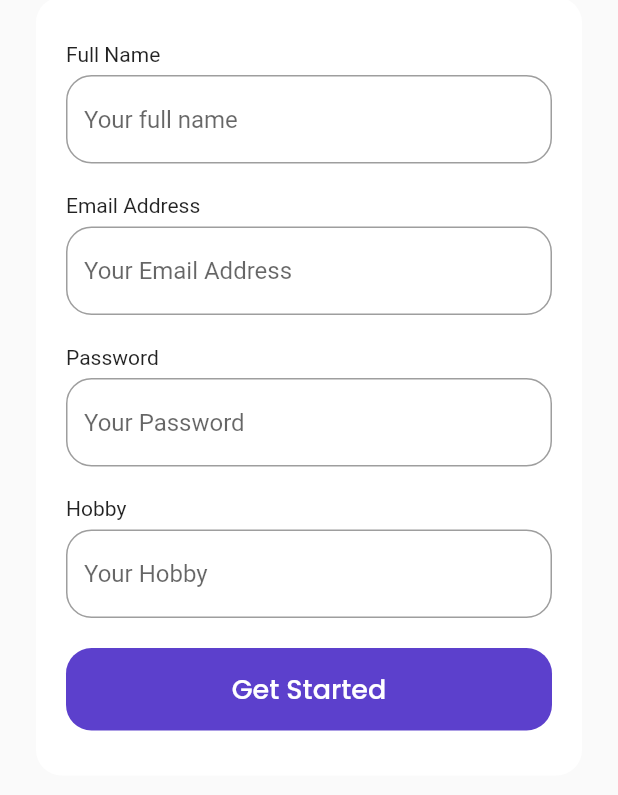
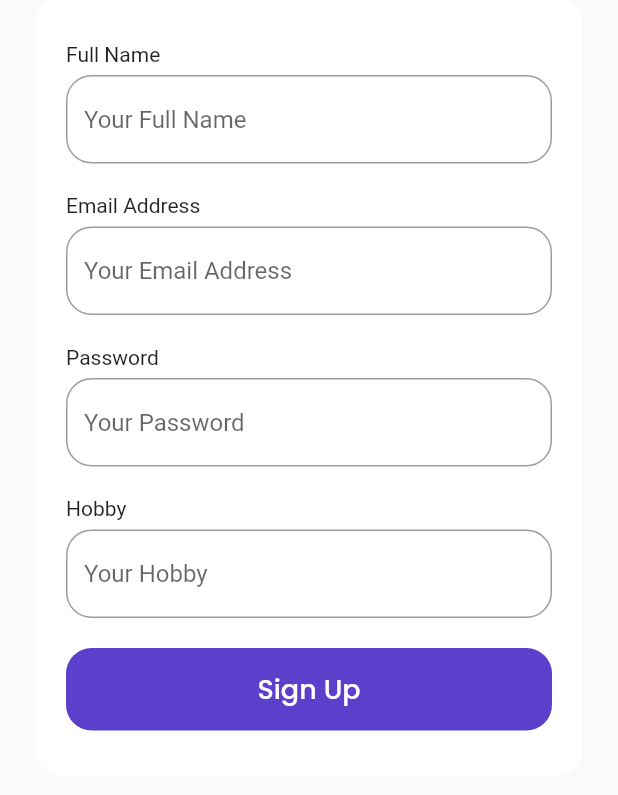
Before and after one commit to sudrajadsasmita/airplane, a Flutter app: the screen it shows after launch, after a tap on "Get Started", on a phone screen of 412 x 824 dp. Shown: the part 201-996 px from the top of the screen. Run offline on Flutter 3.47's test engine with Material 2 defaults, Android fonts, the phone set to English and light mode, and no system bars; our stand-ins replace google_fonts; missing offline and left inert: dart:ffi.

Commit message:
create custom widget

```diff
--- a/lib/ui/pages/BonusPage.dart
+++ b/lib/ui/pages/BonusPage.dart
@@ -1,5 +1,6 @@
 import 'package:flutter/material.dart';
 import '../../shared/theme.dart';
+import '../../widgets/CustomButton.dart';
 
 class BonusPage extends StatelessWidget {
   const BonusPage({Key? key}) : super(key: key);
@@ -116,26 +117,13 @@ class BonusPage extends StatelessWidget {
     }
 
     Widget startButton() {
-      return Container(
-        width: 220,
-        height: 55,
-        margin: const EdgeInsets.only(top: 50),
-        child: TextButton(
+      return CustomButton(
+          title: "Start Fly Now",
+          margin: const EdgeInsets.only(top: 50),
+          width: 220,
           onPressed: () {
             Navigator.pushNamed(context, "/main");
-          },
-          style: TextButton.styleFrom(
-            backgroundColor: kPrimaryColor,
-            shape: RoundedRectangleBorder(
-              borderRadius: BorderRadius.circular(defaultRadius),
-            ),
-          ),
-          child: Text(
-            "Start Fly Now",
-            style: whiteTextStyle.copyWith(fontSize: 18, fontWeight: medium),
-          ),
-        ),
-      );
+          });
     }
 
     return Scaffold(
--- a/lib/ui/pages/GetStartedPage.dart
+++ b/lib/ui/pages/GetStartedPage.dart
@@ -1,5 +1,6 @@
 import 'package:flutter/material.dart';
 import '../../shared/theme.dart';
+import '../../widgets/CustomButton.dart';
 
 class GetStartedPage extends StatelessWidget {
   const GetStartedPage({Key? key}) : super(key: key);
@@ -24,7 +25,7 @@ class GetStartedPage extends StatelessWidget {
               mainAxisAlignment: MainAxisAlignment.end,
               children: [
                 Text(
-                  "FLy like a Bird",
+                  "Fly like a Bird",
                   style: whiteTextStyle.copyWith(
                     fontSize: 32,
                     fontWeight: semiBold,
@@ -41,34 +42,13 @@ class GetStartedPage extends StatelessWidget {
                   ),
                   textAlign: TextAlign.center,
                 ),
-                Container(
+                CustomButton(
+                  title: "Get Started",
                   width: 220,
-                  height: 55,
-                  margin: const EdgeInsets.only(
-                    top: 50,
-                    bottom: 80,
-                  ),
-                  child: TextButton(
-                    onPressed: () {
-                      Navigator.pushNamed(
-                        context,
-                        "/sign-up",
-                      );
-                    },
-                    style: TextButton.styleFrom(
-                      backgroundColor: kPrimaryColor,
-                      shape: RoundedRectangleBorder(
-                        borderRadius: BorderRadius.circular(defaultRadius),
-                      ),
-                    ),
-                    child: Text(
-                      "Get Started",
-                      style: whiteTextStyle.copyWith(
-                        fontSize: 18,
-                        fontWeight: medium,
-                      ),
-                    ),
-                  ),
+                  margin: const EdgeInsets.only(top: 50, bottom: 80),
+                  onPressed: () {
+                    Navigator.pushNamed(context, "/sign-up");
+                  },
                 ),
               ],
             ),
--- a/lib/ui/pages/SignUpPage.dart
+++ b/lib/ui/pages/SignUpPage.dart
@@ -1,5 +1,7 @@
 import 'package:flutter/material.dart';
 import '../../shared/theme.dart';
+import '../../widgets/CustomButton.dart';
+import '../../widgets/CustomTextFeld.dart';
 
 class SignUpPage extends StatelessWidget {
   const SignUpPage({Key? key}) : super(key: key);
@@ -21,133 +23,44 @@ class SignUpPage extends StatelessWidget {
 
     Widget inputSection() {
       Widget nameInput() {
-        return Container(
-          margin: const EdgeInsets.only(bottom: 20),
-          child: Column(
-            crossAxisAlignment: CrossAxisAlignment.start,
-            children: [
-              const Text("Full Name"),
-              const SizedBox(height: 6),
-              TextFormField(
-                cursorColor: kBlackColor,
-                obscureText: true,
-                decoration: InputDecoration(
-                  hintText: "Your full name",
-                  border: OutlineInputBorder(
-                    borderRadius: BorderRadius.circular(defaultRadius),
-                  ),
-                  focusedBorder: OutlineInputBorder(
-                    borderRadius: BorderRadius.circular(defaultRadius),
-                    borderSide: BorderSide(color: kPrimaryColor),
-                  ),
-                ),
-              ),
-            ],
-          ),
+        return const CustomTextField(
+          title: "Full Name",
+          hint: "Your Full Name",
+          margin: EdgeInsets.only(bottom: 20),
         );
       }
 
       Widget emailInput() {
-        return Container(
-          margin: const EdgeInsets.only(bottom: 20),
-          child: Column(
-            crossAxisAlignment: CrossAxisAlignment.start,
-            children: [
-              const Text("Email Address"),
-              const SizedBox(height: 6),
-              TextFormField(
-                cursorColor: kBlackColor,
-                decoration: InputDecoration(
-                  hintText: "Your Email Address",
-                  border: OutlineInputBorder(
-                    borderRadius: BorderRadius.circular(defaultRadius),
-                  ),
-                  focusedBorder: OutlineInputBorder(
-                    borderRadius: BorderRadius.circular(defaultRadius),
-                    borderSide: BorderSide(color: kPrimaryColor),
-                  ),
-                ),
-              ),
-            ],
-          ),
+        return const CustomTextField(
+          title: "Email Address",
+          hint: "Your Email Address",
+          margin: EdgeInsets.only(bottom: 20),
         );
       }
 
       Widget passwordInput() {
-        return Container(
-          margin: const EdgeInsets.only(bottom: 20),
-          child: Column(
-            crossAxisAlignment: CrossAxisAlignment.start,
-            children: [
-              const Text("Password"),
-              const SizedBox(height: 6),
-              TextFormField(
-                cursorColor: kBlackColor,
-                obscureText: true,
-                decoration: InputDecoration(
-                  hintText: "Your Password",
-                  border: OutlineInputBorder(
-                    borderRadius: BorderRadius.circular(defaultRadius),
-                  ),
-                  focusedBorder: OutlineInputBorder(
-                    borderRadius: BorderRadius.circular(defaultRadius),
-                    borderSide: BorderSide(color: kPrimaryColor),
-                  ),
-                ),
-              ),
-            ],
-          ),
+        return const CustomTextField(
+          title: "Password",
+          hint: "Your Password",
+          obscure: true,
+          margin: EdgeInsets.only(bottom: 20),
         );
       }
 
       Widget hobbyInput() {
-        return Container(
-          margin: const EdgeInsets.only(bottom: 20),
-          child: Column(
-            crossAxisAlignment: CrossAxisAlignment.start,
-            children: [
-              const Text("Hobby"),
-              const SizedBox(height: 6),
-              TextFormField(
-                cursorColor: kBlackColor,
-                decoration: InputDecoration(
-                  hintText: "Your Hobby",
-                  border: OutlineInputBorder(
-                    borderRadius: BorderRadius.circular(defaultRadius),
-                  ),
-                  focusedBorder: OutlineInputBorder(
-                    borderRadius: BorderRadius.circular(defaultRadius),
-                    borderSide: BorderSide(color: kPrimaryColor),
-                  ),
-                ),
-              ),
-            ],
-          ),
+        return const CustomTextField(
+          title: "Hobby",
+          hint: "Your Hobby",
+          margin: EdgeInsets.only(bottom: 20),
         );
       }
 
       Widget submitButton() {
-        return SizedBox(
-          width: double.infinity,
-          height: 55,
-          child: TextButton(
+        return CustomButton(
+            title: "Sign Up",
             onPressed: () {
               Navigator.pushNamed(context, "/bonus");
-            },
-            style: TextButton.styleFrom(
-                backgroundColor: kPrimaryColor,
-                shape: RoundedRectangleBorder(
-                  borderRadius: BorderRadius.circular(defaultRadius),
-                )),
-            child: Text(
-              "Get Started",
-              style: whiteTextStyle.copyWith(
-                fontSize: 18,
-                fontWeight: medium,
-              ),
-            ),
-          ),
-        );
+            });
       }
 
       return Container(
@@ -163,7 +76,7 @@ class SignUpPage extends StatelessWidget {
             emailInput(),
             passwordInput(),
             hobbyInput(),
-            submitButton(),
+            submitButton()
           ],
         ),
       );
--- /dev/null
+++ b/lib/widgets/CustomButton.dart
@@ -0,0 +1,42 @@
+import 'package:flutter/material.dart';
+import 'package:airplane/shared/theme.dart';
+
+class CustomButton extends StatelessWidget {
+  final String title;
+  final double width;
+  final Function() onPressed;
+  final EdgeInsets margin;
+
+  const CustomButton(
+      {Key? key,
+      required this.title,
+      this.width = double.infinity,
+      required this.onPressed,
+      this.margin = EdgeInsets.zero})
+      : super(key: key);
+
+  @override
+  Widget build(BuildContext context) {
+    return Container(
+      width: width,
+      height: 55,
+      margin: margin,
+      child: TextButton(
+        onPressed: onPressed,
+        style: TextButton.styleFrom(
+          backgroundColor: kPrimaryColor,
+          shape: RoundedRectangleBorder(
+            borderRadius: BorderRadius.circular(defaultRadius),
+          ),
+        ),
+        child: Text(
+          title,
+          style: whiteTextStyle.copyWith(
+            fontSize: 18,
+            fontWeight: medium,
+          ),
+        ),
+      ),
+    );
+  }
+}
--- /dev/null
+++ b/lib/widgets/CustomTextFeld.dart
@@ -0,0 +1,46 @@
+import 'package:flutter/material.dart';
+import '../shared/theme.dart';
+
+class CustomTextField extends StatelessWidget {
+  final String title, hint;
+  final EdgeInsets margin;
+  final bool obscure;
+
+  const CustomTextField(
+      {Key? key,
+      required this.title,
+      this.hint = "",
+      this.margin = EdgeInsets.zero,
+      this.obscure = false})
+      : super(key: key);
+
+  @override
+  Widget build(BuildContext context) {
+    return Container(
+      margin: margin,
+      child: Column(
+        crossAxisAlignment: CrossAxisAlignment.start,
+        children: [
+          Text(title),
+          const SizedBox(
+            height: 6,
+          ),
+          TextFormField(
+            cursorColor: kBlackColor,
+            obscureText: obscure,
+            decoration: InputDecoration(
+              hintText: hint,
+              border: OutlineInputBorder(
+                borderRadius: BorderRadius.circular(defaultRadius),
+              ),
+              focusedBorder: OutlineInputBorder(
+                borderRadius: BorderRadius.circular(defaultRadius),
+                borderSide: BorderSide(color: kPrimaryColor),
+              ),
+            ),
+          ),
+        ],
+      ),
+    );
+  }
+}
```
Also changed, not shown: 1 other file.
